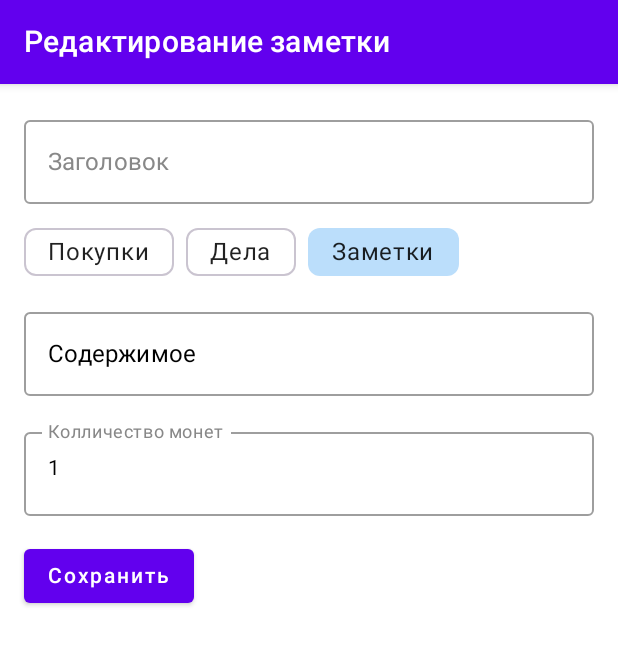
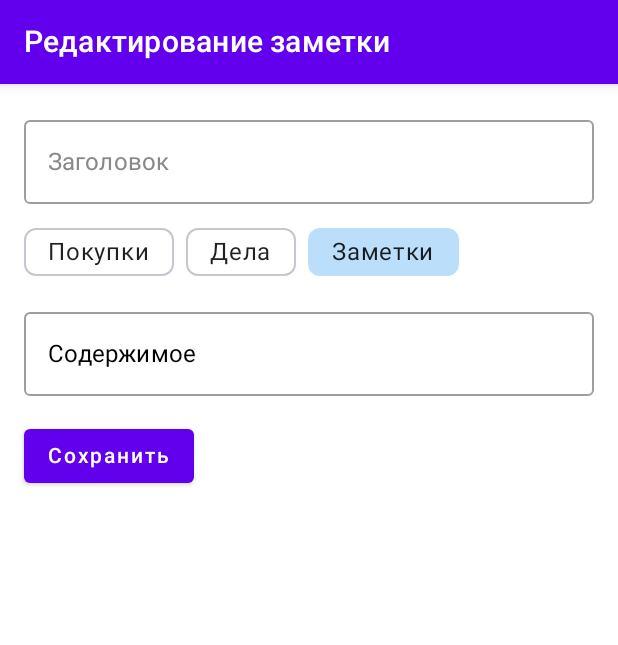
Before and after one commit to Mutlaboc/MutlabocNotes, an Android app built with Jetpack Compose: the EditNoteScreen screen opened through its navigation route, on a phone screen of 412 x 824 dp. Shown: the top 645 px of the screen. Run offline under Robolectric (Android 15) with nearby library versions, the light colour scheme and no system bars; our stand-ins replace Firebase (no records; nobody signed in at launch, a user with empty details on screens opened directly).

Commit message:
Закоментил немного

```diff
--- a/app/src/main/java/com/example/mutlabocsnotes/EditNoteScreen.kt
+++ b/app/src/main/java/com/example/mutlabocsnotes/EditNoteScreen.kt
@@ -42,6 +42,7 @@ import androidx.compose.foundation.layout.Arrangement
 import androidx.compose.foundation.rememberScrollState
 import androidx.compose.foundation.text.KeyboardOptions
 import androidx.compose.ui.text.input.KeyboardType
+import com.google.firebase.BuildConfig
 
 @OptIn(ExperimentalMaterial3Api::class)
 
@@ -62,8 +63,8 @@ fun EditNoteScreen(
         val initial = note
             ?.takeIf { it.category == NoteCategory.SHOPPING && it.checklist.isNotEmpty() }
             ?.checklist
-            ?: listOf(CheklistItem())
-        mutableStateListOf<CheklistItem>().apply { addAll(initial) }
+            ?: listOf(ChecklistItem())
+        mutableStateListOf<ChecklistItem>().apply { addAll(initial) }
     }
 
     val todayCalendar = remember {
@@ -175,7 +176,7 @@ fun EditNoteScreen(
 
                             }
                         }
-                        Button(onClick = { checklistItems.add(CheklistItem()) }) {
+                        Button(onClick = { checklistItems.add(ChecklistItem()) }) {
                             Text("Добавить")
                         }
                     }
@@ -285,14 +286,15 @@ fun EditNoteScreen(
                 }
                 }
             Spacer(modifier = Modifier.height(16.dp))
+            if (BuildConfig.DEBUG) {
                 OutlinedTextField(
                     value = coinCountText,
                     onValueChange = { value ->
-                    if (value.all {it.isDigit()}) {
+                        if (value.all { it.isDigit() }) {
                             coinCountText = value
                         }
                     },
-                label = { Text("Колличество монет") },
+                    label = { Text("Количество монет") },
                     textStyle = TextStyle(color = Color.Black),
                     colors = TextFieldDefaults.outlinedTextFieldColors(
                         textColor = Color.Black,
@@ -304,6 +306,8 @@ fun EditNoteScreen(
                     keyboardOptions = KeyboardOptions(keyboardType = KeyboardType.Number)
                 )
             Spacer(modifier = Modifier.height(16.dp))
+            }
+
             Row (
                 modifier = Modifier.fillMaxWidth()
             ) {
--- a/app/src/main/java/com/example/mutlabocsnotes/FirestoreRepository.kt
+++ b/app/src/main/java/com/example/mutlabocsnotes/FirestoreRepository.kt
@@ -32,7 +32,7 @@ class FirestoreRepository {
                             itemMap ->
                             val text = itemMap["text"] as? String ?: ""
                             val isChecked = itemMap["isChecked"] as? Boolean ?: false
-                            CheklistItem(text = text, isChecked = isChecked)
+                            ChecklistItem(text = text, isChecked = isChecked)
                         }
                     } ?: emptyList()
                 val deadlineMillis = doc.getLong("deadlineMillis")
--- a/app/src/main/java/com/example/mutlabocsnotes/Note.kt
+++ b/app/src/main/java/com/example/mutlabocsnotes/Note.kt
@@ -4,7 +4,7 @@ package com.example.mutlabocsnotes
 Один пункт в чек-листе
  */
 
-data class CheklistItem(
+data class ChecklistItem(
     val text: String = "",
     val isChecked: Boolean = false
 )
@@ -28,7 +28,7 @@ data class Note(
     val title: String = "",
     val content: String = "",
     val category: NoteCategory = NoteCategory.NOTES,
-    val checklist: List<CheklistItem> = emptyList(),
+    val checklist: List<ChecklistItem> = emptyList(),
     val deadlineMillis: Long? = null,
     val isRepeating: Boolean = false,
     val coinCount: Int = 0,
--- a/app/src/main/java/com/example/mutlabocsnotes/SettingsScreen.kt
+++ b/app/src/main/java/com/example/mutlabocsnotes/SettingsScreen.kt
@@ -14,7 +14,6 @@ import androidx.compose.material.DropdownMenuItem
 import androidx.compose.material.Icon
 import androidx.compose.material.IconButton
 import androidx.compose.material.MaterialTheme
-import androidx.compose.material.ModalDrawer
 import androidx.compose.material.OutlinedButton
 import androidx.compose.material.Scaffold
 import androidx.compose.material.Switch
@@ -40,6 +39,7 @@ fun SettingsScreen (
     onDeleteAccount: () -> Unit,
     onBack: () -> Unit,
 ) {
+    // TODO реализовать бы смену языков...
     val languages = listOf("Русский", "English", "Deutsch")
     var isLanguageMenuExpanded by remember { mutableStateOf(false) }
     var selectedLanguage by rememberSaveable { mutableStateOf(languages.first()) }
@@ -100,7 +100,6 @@ fun SettingsScreen (
                 text = "Язык",
                 style = MaterialTheme.typography.subtitle1
             )
-            Spacer(modifier = Modifier.fillMaxWidth())
             OutlinedButton(
                 onClick = { isLanguageMenuExpanded = true },
                 modifier = Modifier.fillMaxWidth()
```
Lines whose indentation alone changed are shown as unchanged.
